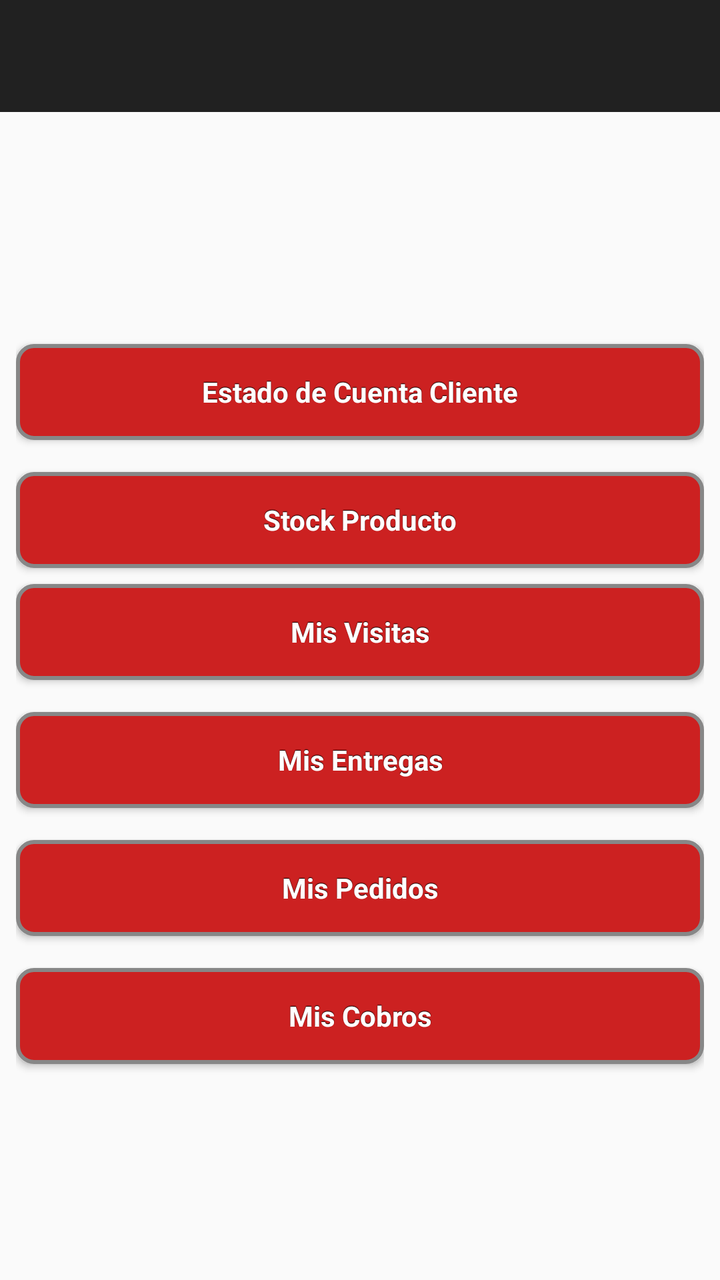
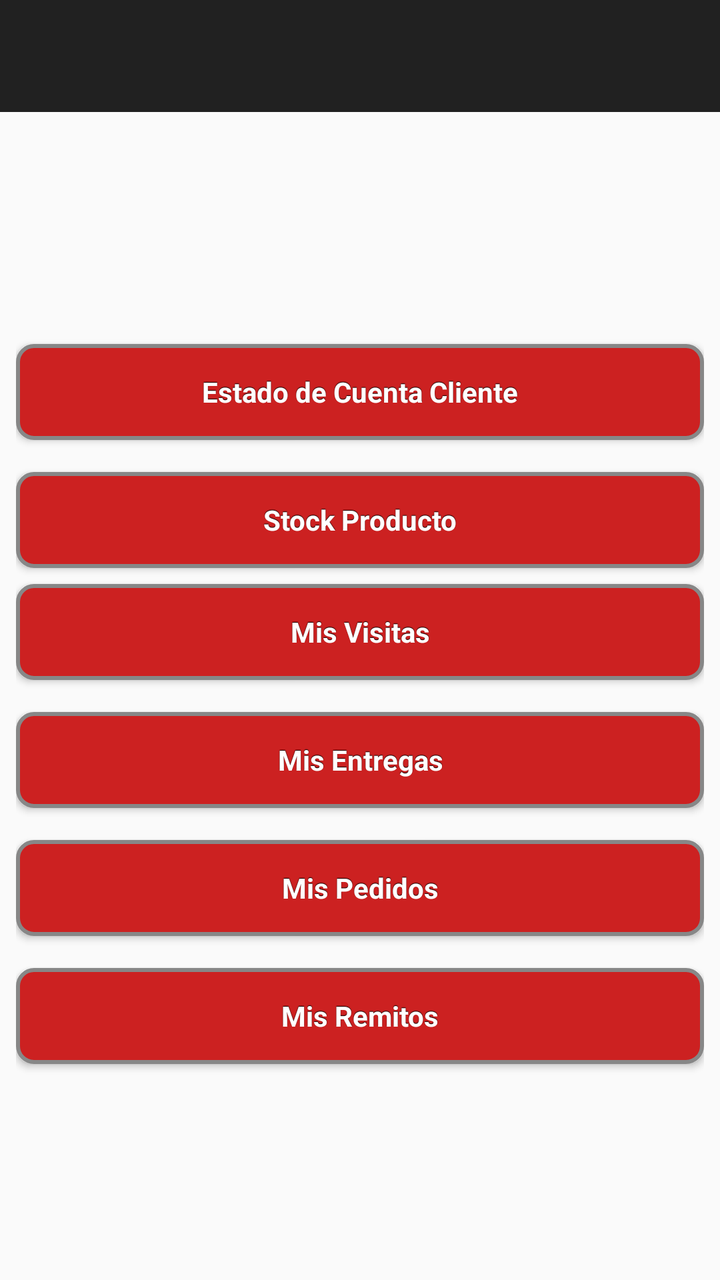

Compare the two renders of this Android layout. The source of the first and the diff that turns it into the second are given below.
<!-- AndroidManifest.xml: application theme AppTheme -->
<!-- res/layout/activity_consultas.xml -->
<?xml version="1.0" encoding="utf-8"?>


<RelativeLayout xmlns:android="http://schemas.android.com/apk/res/android"
    android:layout_width="match_parent" android:layout_height="match_parent">

    <android.support.v7.widget.Toolbar
        xmlns:app="http://schemas.android.com/apk/res-auto"
        android:id="@+id/toolbar"
        android:layout_width="match_parent"
        android:layout_height="wrap_content"
        android:background="@color/background_toolbar"
        app:theme="@style/ThemeOverlay.AppCompat.Dark.ActionBar"
        app:popupTheme="@style/ThemeOverlay.AppCompat.Light"
        app:contentInsetEnd="0dp"
        app:contentInsetStart="0dp">
    </android.support.v7.widget.Toolbar>

    <LinearLayout
        android:layout_width="match_parent"
        android:layout_height="match_parent"
        android:layout_marginTop="8dp"
        android:layout_marginLeft="8dp"
        android:layout_marginRight="8dp"
        android:layout_below="@id/toolbar"
        android:gravity="center"
        android:orientation="vertical">


        <Button
            style="@style/button"
            android:id="@+id/consultas_estado_cuenta"
            android:text="Estado de Cuenta Cliente"
            android:layout_width="match_parent"
            android:layout_height="wrap_content"
            android:layout_marginBottom="8dp"
            android:layout_marginTop="8dp"/>

        <Button
            style="@style/button"
            android:id="@+id/consultas_stock_producto"
            android:text="Stock Producto"
            android:layout_width="match_parent"
            android:layout_height="wrap_content"
            android:layout_marginBottom="8dp"
            android:layout_marginTop="8dp"/>

        <Button
            style="@style/button"
            android:id="@+id/consultas_visitas"
            android:text="Mis Visitas"
            android:layout_width="match_parent"
            android:layout_height="wrap_content"
            android:layout_marginBottom="8dp"/>

        <Button
            style="@style/button"
            android:id="@+id/consultas_entregas"
            android:text="Mis Entregas"
            android:layout_width="match_parent"
            android:layout_height="wrap_content"
            android:layout_marginTop="8dp"
            android:layout_marginBottom="8dp"/>

        <Button
            style="@style/button"
            android:id="@+id/consultas_pedidos"
            android:text="Mis Pedidos"
            android:layout_width="match_parent"
            android:layout_height="wrap_content"
            android:layout_marginTop="8dp"
            android:layout_marginBottom="8dp"/>

        <Button
            style="@style/button"
            android:id="@+id/consultas_cobranzas"
            android:text="Mis Cobros"
            android:layout_width="match_parent"
            android:layout_height="wrap_content"
            android:layout_marginTop="8dp"
            android:layout_marginBottom="8dp"/>




    </LinearLayout>

</RelativeLayout>
<!-- resources referenced by this layout -->
<resources>
  <color name="background_toolbar">#212121</color>
  <style name="button" parent="@android:style/Widget.Button">
          <item name="android:gravity">center_vertical|center_horizontal</item>
          <item name="android:textColor">#FFFFFFFF</item>
          <item name="android:shadowColor">#FF000000</item>
          <item name="android:shadowDx">0</item>
          <item name="android:shadowDy">-1</item>
          <item name="android:shadowRadius">0.2</item>
          <item name="android:textSize">14dip</item>
          <item name="android:textStyle">bold</item>
          <item name="android:background">@drawable/button</item>
          <item name="android:focusable">true</item>
          <item name="android:clickable">true</item>
      </style>
  <style name="AppTheme" parent="Theme.AppCompat.Light.NoActionBar">
          
      </style>
  <!-- drawable button (drawable-hdpi) -->
  <?xml version="1.0" encoding="utf-8"?>
  <selector xmlns:android="http://schemas.android.com/apk/res/android">
      <item
          android:state_enabled="false"
          android:drawable="@drawable/button_disabled" />
      <item
          android:state_pressed="true"
          android:state_enabled="true"
          android:drawable="@drawable/button_pressed" />
      <item
          android:state_focused="true"
          android:state_enabled="true"
          android:drawable="@drawable/button_focused" />
      <item
          android:state_enabled="true"
          android:drawable="@drawable/button_enabled" />
  </selector>
  <!-- drawable button_disabled (drawable-hdpi) -->
  <?xml version="1.0" encoding="utf-8"?>
  <shape xmlns:android="http://schemas.android.com/apk/res/android" android:shape="rectangle">
      <gradient
          android:startColor="#F2F2F2"
          android:centerColor="#A4A4A4"
          android:endColor="#F2F2F2"
          android:angle="90"/>
      <padding android:left="7dp"
          android:top="7dp"
          android:right="7dp"
          android:bottom="7dp" />
      <stroke
          android:width="2dip"
          android:color="#FFFFFF" />
      <corners android:radius= "8dp" />
  </shape>
  <!-- drawable button_pressed (drawable-hdpi) -->
  <?xml version="1.0" encoding="utf-8"?>
  <shape xmlns:android="http://schemas.android.com/apk/res/android" android:shape="rectangle">
      <gradient
          android:startColor="#FFEBEE"
          android:centerColor="#FFEBEE"
          android:endColor="#FFEBEE"
          android:angle="90"/>
      <padding android:left="7dp"
          android:top="7dp"
          android:right="7dp"
          android:bottom="7dp" />
      <stroke
          android:width="2dip"
          android:color="#878787" />
      <corners android:radius= "8dp" />
  </shape>
  <!-- drawable button_focused (drawable-hdpi) -->
  <?xml version="1.0" encoding="utf-8"?>
  <shape xmlns:android="http://schemas.android.com/apk/res/android" android:shape="rectangle">
      <gradient
          android:startColor="#F7D358"
          android:centerColor="#DF7401"
          android:endColor="#F7D358"
          android:angle="90"/>
      <padding android:left="7dp"
          android:top="7dp"
          android:right="7dp"
          android:bottom="7dp" />
      <stroke
          android:width="2dip"
          android:color="#FFFFFF" />
      <corners android:radius= "8dp" />
  </shape>
  <!-- drawable button_enabled (drawable-hdpi) -->
  <?xml version="1.0" encoding="utf-8"?>
  <shape xmlns:android="http://schemas.android.com/apk/res/android" android:shape="rectangle">
      <gradient
          android:startColor="#CC2121"
          android:centerColor="#CC2121"
          android:endColor="#CC2121"
          android:angle="90"/>
  
      <padding android:left="7dp"
          android:top="7dp"
          android:right="7dp"
          android:bottom="7dp" />
      <stroke
          android:width="2dip"
          android:color="#878787" />
      <corners android:radius= "8dp" />
  </shape>
</resources>

<!-- the commit's change to res/layout/activity_consultas.xml (unified diff, before → after) -->
@@ -78,6 +78,16 @@
             android:layout_width="match_parent"
             android:layout_height="wrap_content"
             android:layout_marginTop="8dp"
+            android:layout_marginBottom="8dp"
+            android:visibility="gone"/>
+
+        <Button
+            style="@style/button"
+            android:id="@+id/consultas_remitos"
+            android:text="Mis Remitos"
+            android:layout_width="match_parent"
+            android:layout_height="wrap_content"
+            android:layout_marginTop="8dp"
             android:layout_marginBottom="8dp"/>
 
 
